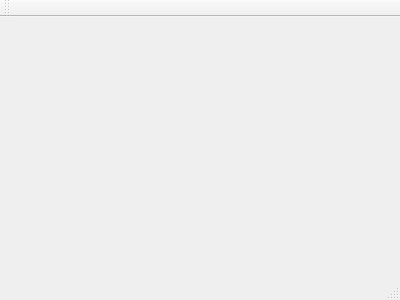
Above: tol_editor/mainwindow.ui from Cyberzoid1/tol before the change. Below: the same form after it.
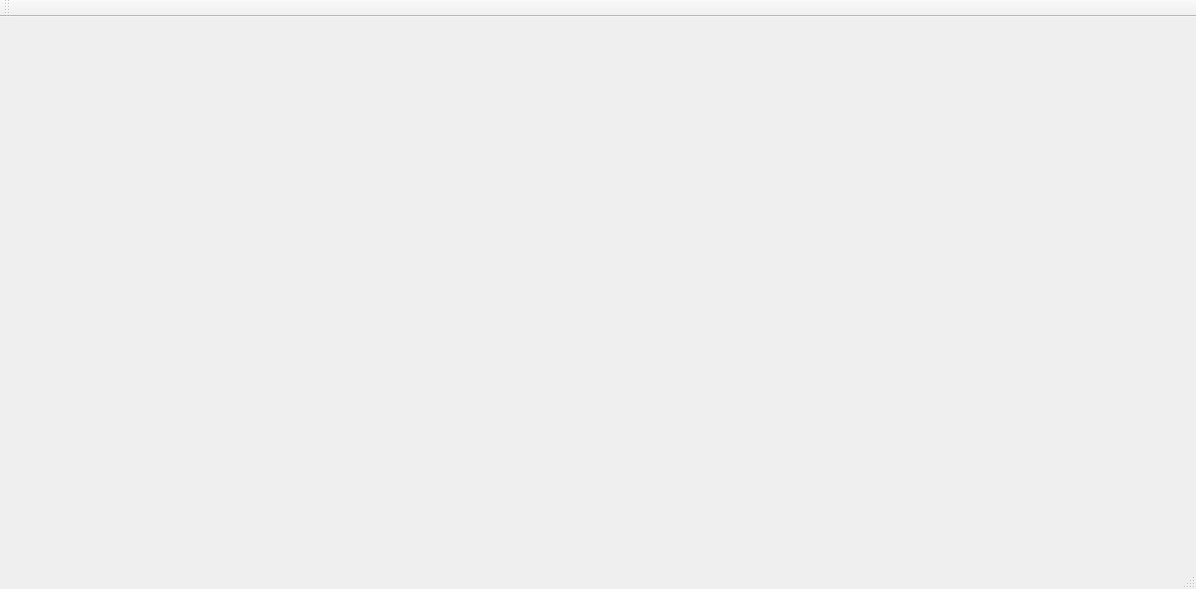
That is the form after the change.

```diff
--- a/tol_editor/mainwindow.ui
+++ b/tol_editor/mainwindow.ui
@@ -1,12 +1,12 @@
 <ui version="4.0">
  <class>MainWindow</class>
- <widget class="QMainWindow" name="MainWindow" >
-  <property name="geometry" >
+ <widget class="QMainWindow" name="MainWindow">
+  <property name="geometry">
    <rect>
     <x>0</x>
     <y>0</y>
-    <width>400</width>
-    <height>300</height>
+    <width>1196</width>
+    <height>589</height>
    </rect>
   </property>
   <property name="windowTitle" >
@@ -36,8 +36,7 @@
   </widget>
   <widget class="QStatusBar" name="statusBar"/>
  </widget>
- <layoutDefault spacing="6" margin="11" />
- <pixmapfunction></pixmapfunction>
+ <layoutdefault spacing="6" margin="11"/>
  <resources/>
  <connections/>
 </ui>
```
Left out of the diff: 4 changed lines with no effect on the pictures.
